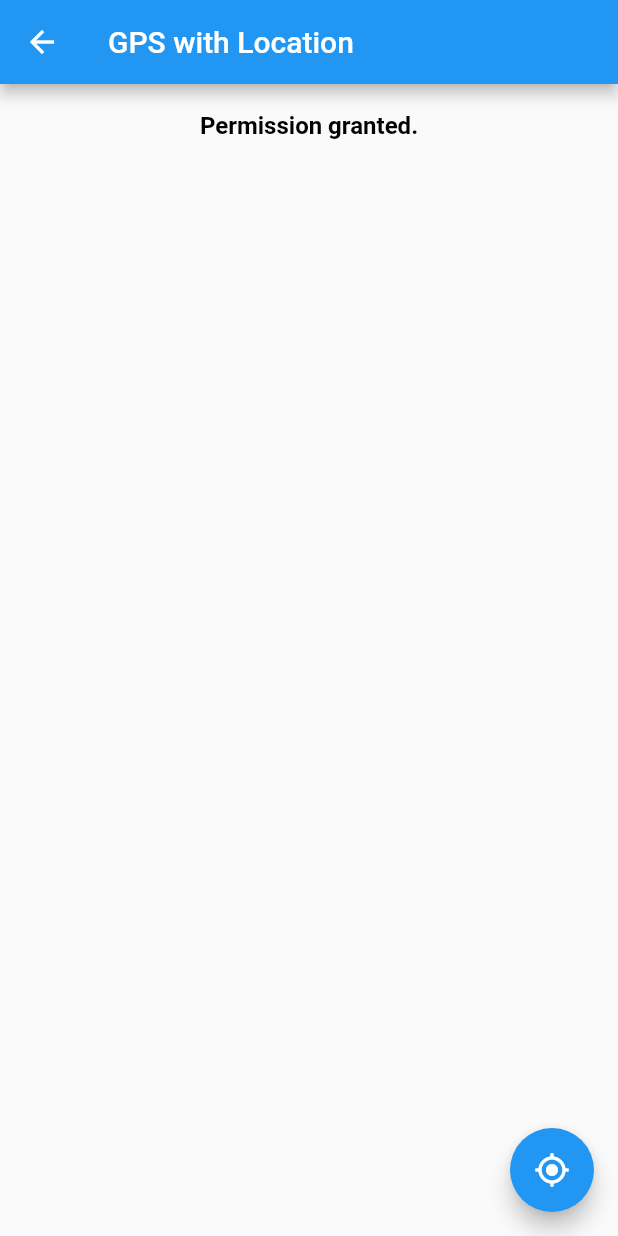
After one commit to ajianaz/flutter-gps-tracker, a Flutter app: the LocationPage screen opened directly, after a tap on the "my location" icon, on a phone screen of 412 x 824 dp. The commit adds this screen. Run offline on Flutter 3.47's test engine with Material 2 defaults, Android fonts, the light colour scheme and no system bars; our stand-ins replace geolocator, location.

Commit message:
Difference between library geolocator and location for get current position (GPS)

```diff
--- /dev/null
+++ b/lib/screen/location/location_page.dart
@@ -0,0 +1,199 @@
+import 'package:flutter/material.dart';
+import 'package:location/location.dart';
+
+enum _PositionItemType {
+  log,
+  position,
+}
+
+class _PositionItem {
+  _PositionItem(this.type, this.displayValue);
+
+  final _PositionItemType type;
+  final String displayValue;
+}
+
+//Location - pub dev
+// class LocationData {
+//   final double latitude; // Latitude, in degrees
+//   final double longitude; // Longitude, in degrees
+//   final double accuracy; // Estimated horizontal accuracy of this location, radial, in meters
+//   final double altitude; // In meters above the WGS 84 reference ellipsoid
+//   final double speed; // In meters/second
+//   final double speedAccuracy; // In meters/second, always 0 on iOS
+//   final double heading; // Heading is the horizontal direction of travel of this device, in degrees
+//   final double time; // timestamp of the LocationData
+//   final bool isMock; // Is the location currently mocked
+// }
+
+// enum LocationAccuracy {
+//   powerSave, // To request best accuracy possible with zero additional power consumption,
+//   low, // To request "city" level accuracy
+//   balanced, // To request "block" level accuracy
+//   high, // To request the most accurate locations available
+//   navigation // To request location for navigation usage (affect only iOS)
+// }
+
+// Status of a permission request to use location services.
+// enum PermissionStatus {
+//   /// The permission to use location services has been granted.
+//   granted,
+//   // The permission to use location services has been denied by the user. May have been denied forever on iOS.
+//   denied,
+//   // The permission to use location services has been denied forever by the user. No dialog will be displayed on permission request.
+//   deniedForever
+// }
+
+class LocationPage extends StatefulWidget {
+  LocationPage({Key? key, required this.title}) : super(key: key);
+  final String title;
+
+  @override
+  State<LocationPage> createState() => _LocationPageState();
+}
+
+class _LocationPageState extends State<LocationPage> {
+  static const String _kLocationServicesDisabledMessage =
+      'Location services are disabled.';
+  static const String _kPermissionDeniedMessage = 'Permission denied.';
+  static const String _kPermissionDeniedForeverMessage =
+      'Permission denied forever.';
+  static const String _kPermissionGrantedMessage = 'Permission granted.';
+
+  final List<_PositionItem> _positionItems = <_PositionItem>[];
+
+  Location location = new Location();
+  LocationData? _locationData;
+  bool? _serviceEnabled;
+  PermissionStatus? _permissionGranted;
+
+  @override
+  Widget build(BuildContext context) {
+    const sizedBox = SizedBox(
+      height: 10,
+    );
+
+    return Scaffold(
+      appBar: AppBar(
+        title: Text(widget.title),
+      ),
+      body: ListView.builder(
+        itemCount: _positionItems.length,
+        itemBuilder: (context, index) {
+          final positionItem = _positionItems[index];
+
+          if (positionItem.type == _PositionItemType.log) {
+            return ListTile(
+              title: Text(positionItem.displayValue,
+                  textAlign: TextAlign.center,
+                  style: const TextStyle(
+                    color: Colors.black,
+                    fontWeight: FontWeight.bold,
+                  )),
+            );
+          } else {
+            return Card(
+              child: ListTile(
+                tileColor: Colors.blue,
+                title: Text(
+                  positionItem.displayValue,
+                  style: const TextStyle(color: Colors.white),
+                ),
+              ),
+            );
+          }
+        },
+      ),
+      floatingActionButton: Column(
+        crossAxisAlignment: CrossAxisAlignment.end,
+        mainAxisAlignment: MainAxisAlignment.end,
+        children: [
+          FloatingActionButton(
+            child: const Icon(Icons.my_location),
+            onPressed: _getCurrentPosition,
+          ),
+        ],
+      ),
+    );
+  }
+
+  void _updatePositionList(_PositionItemType type, String displayValue) {
+    _positionItems.add(_PositionItem(type, displayValue));
+    setState(() {});
+  }
+
+  Future<void> _getCurrentPosition() async {
+    final hasPermission = await _handlePermission();
+
+    if (!hasPermission) {
+      return;
+    }
+
+    final _locationData = await location.getLocation();
+    _updatePositionList(
+      _PositionItemType.position,
+      _locationData.toString(),
+    );
+  }
+
+  Future<bool> _handlePermission() async {
+    // Test if location services are enabled.
+    _serviceEnabled = await location.serviceEnabled();
+    if (!_serviceEnabled!) {
+      _serviceEnabled = await location.requestService();
+      if (!_serviceEnabled!) {
+        return false;
+      }
+    }
+
+    // Test if location services are enabled.
+    _serviceEnabled = await location.serviceEnabled();
+    if (!_serviceEnabled!) {
+      // Location services are not enabled don't continue
+      // accessing the position and request users of the
+      // App to enable the location services.
+      _updatePositionList(
+        _PositionItemType.log,
+        _kLocationServicesDisabledMessage,
+      );
+
+      return false;
+    }
+
+    _permissionGranted = await location.hasPermission();
+    if (_permissionGranted == PermissionStatus.denied) {
+      _permissionGranted = await location.requestPermission();
+      if (_permissionGranted == PermissionStatus.denied) {
+        // Permissions are denied, next time you could try
+        // requesting permissions again (this is also where
+        // Android's shouldShowRequestPermissionRationale
+        // returned true. According to Android guidelines
+        // your App should show an explanatory UI now.
+        _updatePositionList(
+          _PositionItemType.log,
+          _kPermissionDeniedMessage,
+        );
+
+        return false;
+      }
+    }
+
+    if (_permissionGranted == PermissionStatus.deniedForever) {
+      // Permissions are denied forever, handle appropriately.
+      _updatePositionList(
+        _PositionItemType.log,
+        _kPermissionDeniedForeverMessage,
+      );
+
+      return false;
+    }
+
+    // When we reach here, permissions are granted and we can
+    // continue accessing the position of the device.
+    _updatePositionList(
+      _PositionItemType.log,
+      _kPermissionGrantedMessage,
+    );
+    return true;
+  }
+}
--- a/pubspec.yaml
+++ b/pubspec.yaml
@@ -35,6 +35,7 @@ dependencies:
   # Use with the CupertinoIcons class for iOS style icons.
   cupertino_icons: ^1.0.2
   geolocator: ^8.2.1
+  location: ^4.4.0
 
 dev_dependencies:
   flutter_test:
```
Also changed, not shown: lib/main.dart (+74 -18 lines), lib/screen/geolocator/geolocator_page.dart (renamed from lib/geolocator/geolocator_page.dart, +6 -4 lines), pubspec.lock, 2 other files.
